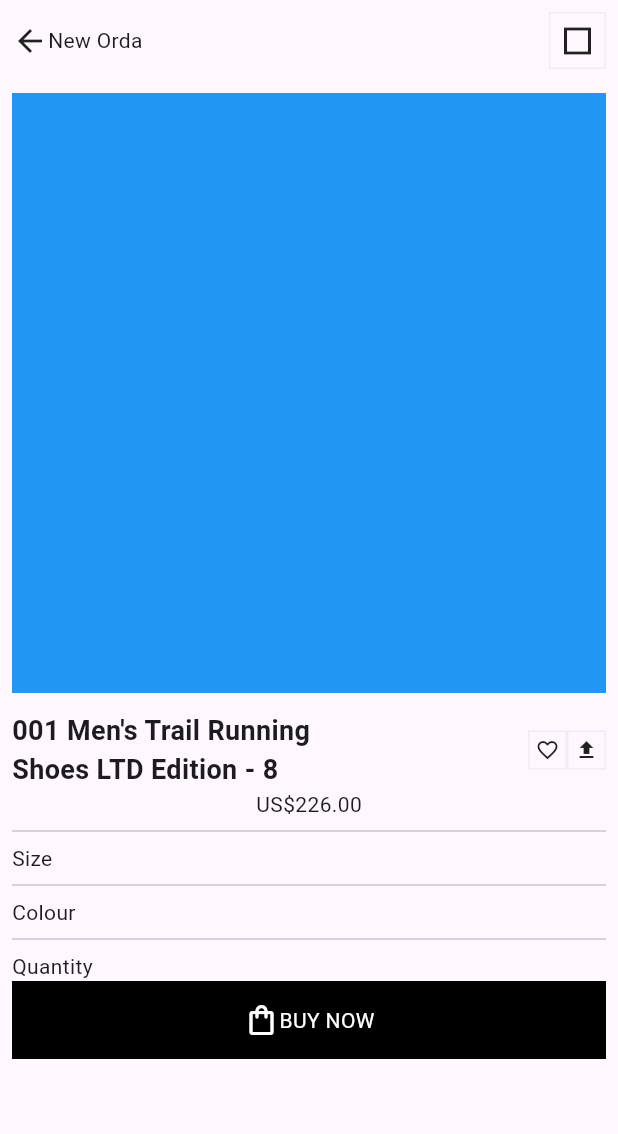
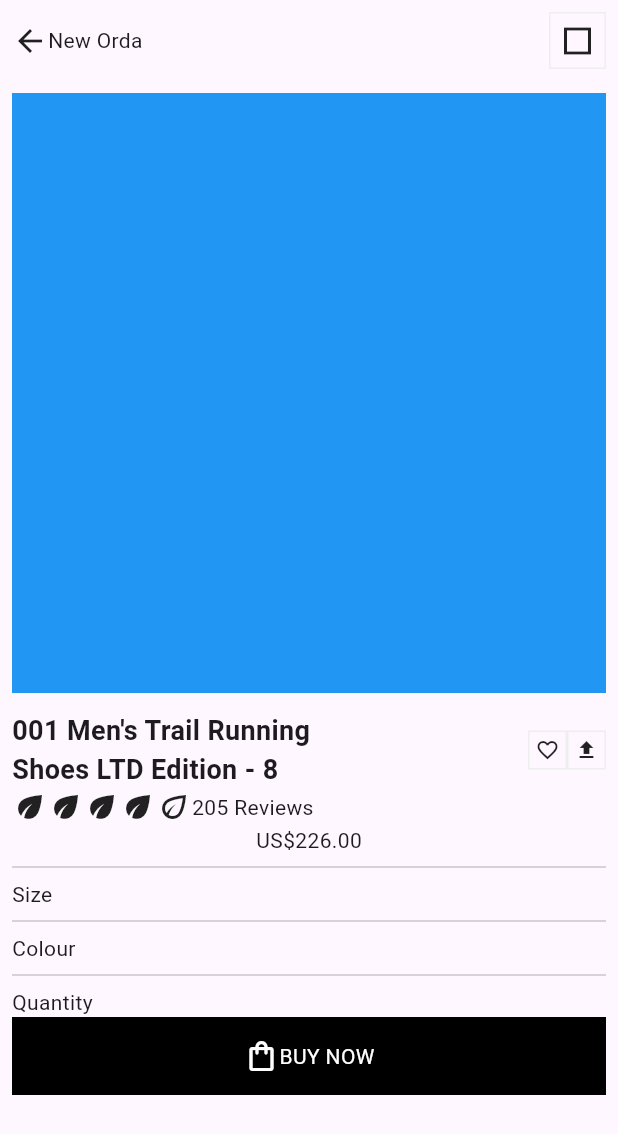
Before and after one commit to JAICHANGPARK/flutter_notebook_chapter_37, a Flutter app: the SneakersDetailPage screen opened directly, on a phone screen of 412 x 824 dp. Shown: the top 1134 px of the screen. Run offline on Flutter 3.47's test engine with Material 3 defaults, Android fonts, the phone set to English and light mode, and no system bars; our stand-ins replace dots_indicator, gap, google_fonts.

Commit message:
Update sneakers_detail_page.dart

```diff
--- a/lib/ep1869_sneakers_app/view/sneakers_detail_page.dart
+++ b/lib/ep1869_sneakers_app/view/sneakers_detail_page.dart
@@ -85,7 +85,16 @@ class _SneakersDetailPageState extends State<SneakersDetailPage> {
                 ],
               ),
               Row(
-                children: [],
+                children: [
+                  ...List.generate(
+                    4,
+                    (index) => Icon(Icons.eco),
+                  ),
+                  Icon(Icons.eco_outlined),
+                  Text(
+                    "205 Reviews",
+                  ),
+                ],
               ),
               Text("US\$226.00"),
               Divider(),
```
